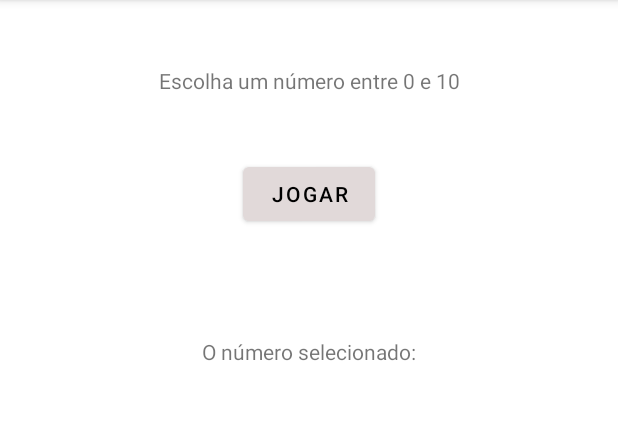
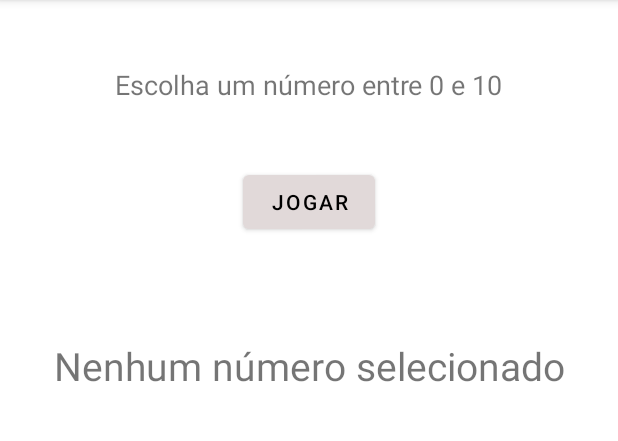
Before and after one commit to edigarmaia/Sorteio-Projeto, an Android app: the screen it shows after launch (MainActivity), on a phone screen of 412 x 824 dp, the part 84-525 px from its top. Run offline under Robolectric (Android 15) with nearby library versions, the phone set to English and light mode, and no system bars.

Commit message:
Feito a programação de clique do botão e sorteio aleatório números

```diff
--- a/app/src/main/java/com/cursoandroid/sorteioprojeto/MainActivity.java
+++ b/app/src/main/java/com/cursoandroid/sorteioprojeto/MainActivity.java
@@ -3,6 +3,10 @@ package com.cursoandroid.sorteioprojeto;
 import androidx.appcompat.app.AppCompatActivity;
 
 import android.os.Bundle;
+import android.view.View;
+import android.widget.TextView;
+
+import java.util.Random;
 
 public class MainActivity extends AppCompatActivity {
 
@@ -11,4 +15,12 @@ public class MainActivity extends AppCompatActivity {
         super.onCreate(savedInstanceState);
         setContentView(R.layout.activity_main);
     }
+    public void sortearNumero(View view){
+
+    TextView texto = findViewById(R.id.textResultado);
+    //Gerando numero aleatorio
+        int numero = new Random().nextInt(11);
+
+    texto.setText("Número: " + numero);
+    }
 }
--- a/app/src/main/res/layout/activity_main.xml
+++ b/app/src/main/res/layout/activity_main.xml
@@ -12,6 +12,7 @@
         android:layout_height="wrap_content"
         android:layout_marginTop="44dp"
         android:text="Escolha um número entre 0 e 10"
+        android:textSize="18sp"
         app:layout_constraintEnd_toEndOf="parent"
         app:layout_constraintStart_toStartOf="parent"
         app:layout_constraintTop_toTopOf="parent" />
@@ -21,6 +22,7 @@
         android:layout_width="wrap_content"
         android:layout_height="wrap_content"
         android:layout_marginTop="42dp"
+        android:onClick="sortearNumero"
         android:text="jogar"
         android:textColor="@color/black"
         app:backgroundTint="#E1D9D9"
@@ -29,12 +31,14 @@
         app:layout_constraintTop_toBottomOf="@+id/textView" />
 
     <TextView
-        android:id="@+id/textView2"
+        android:id="@+id/textResultado"
         android:layout_width="wrap_content"
         android:layout_height="wrap_content"
-        android:layout_marginTop="71dp"
-        android:text="O número selecionado:"
-        app:layout_constraintEnd_toEndOf="parent"
+        android:layout_marginStart="36dp"
+        android:layout_marginLeft="36dp"
+        android:layout_marginTop="67dp"
+        android:text="Nenhum número selecionado"
+        android:textSize="26sp"
         app:layout_constraintStart_toStartOf="parent"
         app:layout_constraintTop_toBottomOf="@+id/button" />
 </androidx.constraintlayout.widget.ConstraintLayout>
```
